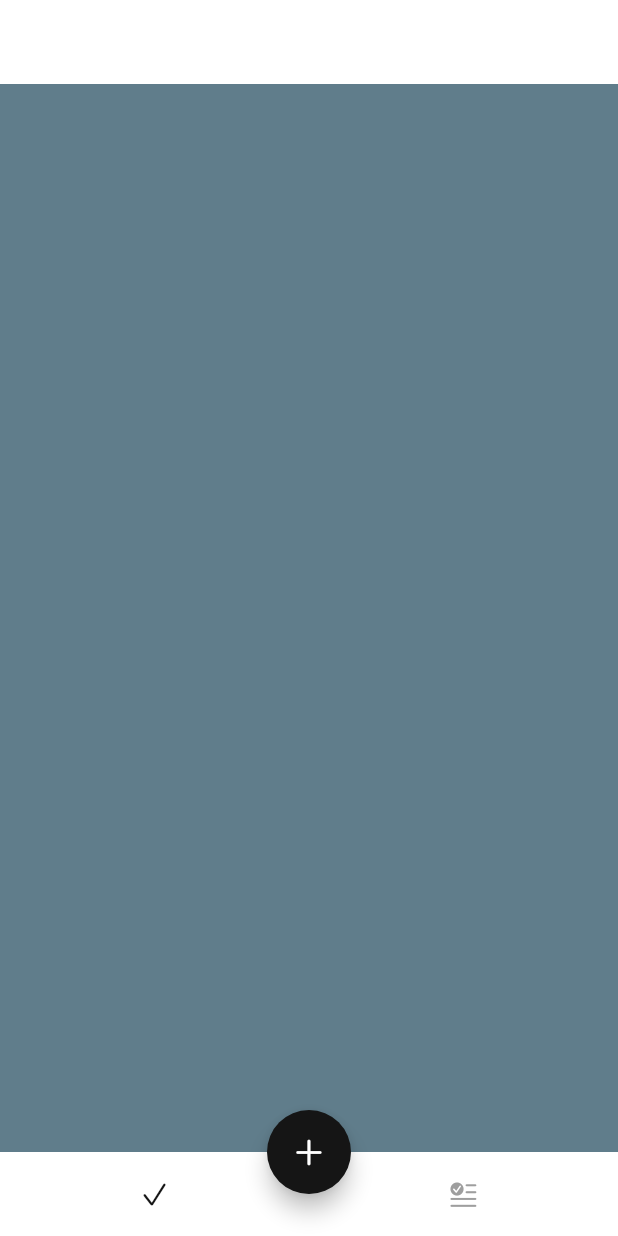
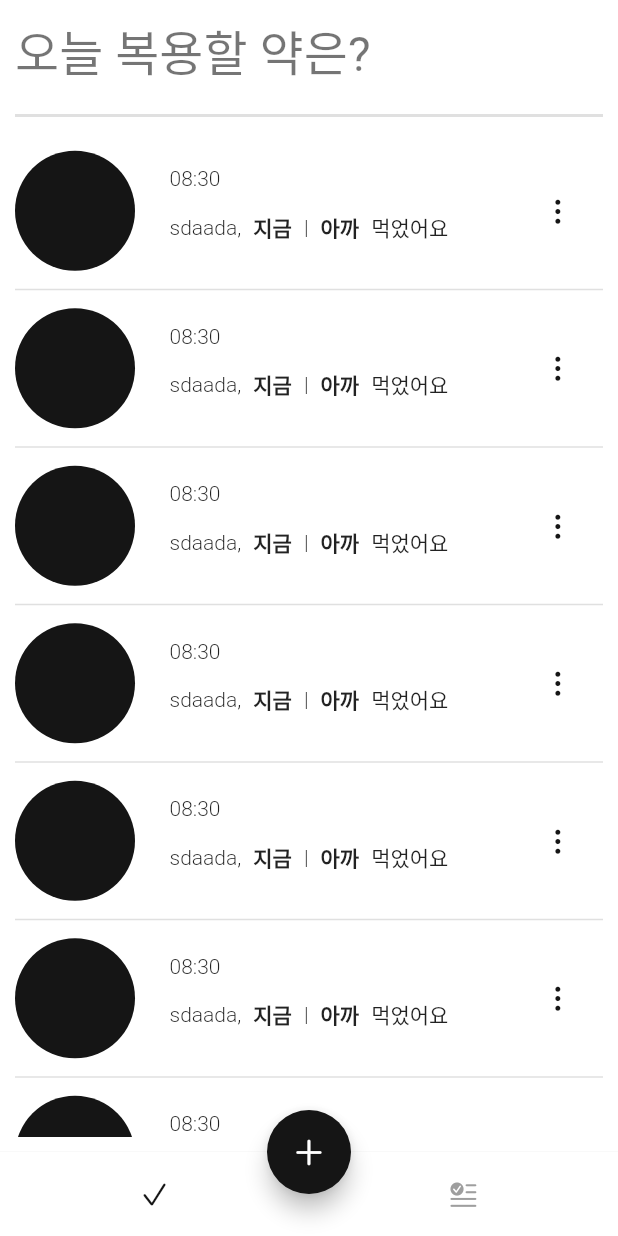
Before and after one commit to Uks98/medicine, a Flutter app: the screen it shows after launch, on a phone screen of 412 x 824 dp. Run offline on Flutter 3.47's test engine with Material 2 defaults, Android fonts, the phone set to English and light mode, and no system bars; our stand-ins replace flutter_local_notifications, flutter_native_timezone, hive, hive_flutter, image_picker, permission_handler and 1 more; accounts and stored records are empty; Roboto replaces fonts that are missing (GmarketSans).

Commit message:
ui_change

```diff
--- a/lib/main.dart
+++ b/lib/main.dart
@@ -8,10 +8,11 @@ import 'package:medicine/services/notification.dart';
 final notification = DoryNotificationService();
 final hive = WHive();
 final medicineRepository = MedicineRepository();
+
 void main() async{
   WidgetsFlutterBinding.ensureInitialized();
 
-  await notification.initializeTimeZone();
+   notification.initializeTimeZone();
   await notification.initializeNotification();
 
   await hive.initializeHive();
@@ -26,6 +27,7 @@ class MyApp extends StatelessWidget {
   @override
   Widget build(BuildContext context) {
     return MaterialApp(
+      debugShowCheckedModeBanner: false,
       builder: (context,child) => MediaQuery(data: MediaQuery.of(context).copyWith(textScaleFactor:1.0 ), child: child!),
       title: 'Flutter Demo',
       theme: DoryThemes.lightTheme,
--- a/lib/pages/home_page.dart
+++ b/lib/pages/home_page.dart
@@ -1,6 +1,7 @@
 import 'package:flutter/cupertino.dart';
 import 'package:flutter/material.dart';
 import 'package:medicine/components/colors.dart';
+import 'package:medicine/components/constant.dart';
 import 'package:medicine/pages/add/add_medicine.dart';
 import 'package:medicine/pages/history/history_page.dart';
 import 'package:medicine/pages/today_page/today_page.dart';
@@ -15,31 +16,29 @@ class HomePage extends StatefulWidget {
 class _HomePageState extends State<HomePage> {
   int currentIndex = 0;
   final _pageList = [
-    const TodayPage(),
+     TodayPage(),
     const HistoryPage(),
   ];
 
   @override
   Widget build(BuildContext context) {
-    return SafeArea(
-      child: Scaffold(
-        appBar: AppBar(
-          title: Text(""),
+    return Scaffold(
+      body: Padding(
+        padding: pagePadding,
+        child: SafeArea(child: _pageList[currentIndex]),
       ),
-        body: _pageList[currentIndex],
       floatingActionButton: FloatingActionButton(
         onPressed: _onAddMedicine,
         child: const Icon(CupertinoIcons.add),
       ),
       floatingActionButtonLocation: FloatingActionButtonLocation.centerDocked,
       bottomNavigationBar: buildBottomAppBar(),
-      ),
     );
   }
 
   BottomAppBar buildBottomAppBar() {
     return BottomAppBar(
-        elevation: 0.0,
+        elevation: 1.0,
         child: Container(
           color: Colors.white,
           height: kBottomNavigationBarHeight,
--- a/lib/pages/today_page/today_page.dart
+++ b/lib/pages/today_page/today_page.dart
@@ -1,12 +1,149 @@
+import 'package:flutter/cupertino.dart';
 import 'package:flutter/material.dart';
+import 'package:medicine/components/constant.dart';
 
 class TodayPage extends StatelessWidget {
-  const TodayPage({Key? key}) : super(key: key);
+   TodayPage({Key? key}) : super(key: key);
+  final list = [
+    "sdaada",
+    "sdaada",
+    "sdaada",
+    "sdaada",
+    "sdaada",
+    "sdaada",
+    "sdaada",
+    "sdaada",
+    "sdaada",
+  ];
 
   @override
   Widget build(BuildContext context) {
-    return Container(
-      color: Colors.blueGrey,
+    return Column(
+      crossAxisAlignment: CrossAxisAlignment.start,
+      children: [
+        Text(
+          "오늘 복용할 약은?",
+          style: Theme.of(context).textTheme.headline4,
+        ),
+        const SizedBox(
+          height: regularSpace,
+        ),
+        Divider(
+          height: 1,
+          thickness:2.0,
+        ),
+        Expanded(
+            child: ListView.separated(
+              padding: EdgeInsets.symmetric(vertical: regularSpace),
+              separatorBuilder: (context,index){
+                return const Divider(
+                  thickness: 1,
+                  height: regularSpace,
+                );
+              },
+              itemBuilder: (context,index){
+                return MedicineListTile(name: list[index]);
+              }, itemCount: list.length,
+        ))
+      ],
     );
   }
 }
+
+class MedicineListTile extends StatelessWidget {
+  const MedicineListTile({
+    Key? key,
+    required this.name,
+  }) : super(key: key);
+
+  final String name;
+
+  @override
+  Widget build(BuildContext context) {
+    final textStyle = Theme.of(context).textTheme.bodyText2;
+    return Container(
+      child: Row(
+        children: [
+          CupertinoButton(
+              padding: EdgeInsets.zero,
+              onPressed: () {},
+              child: CircleAvatar(
+                radius: 40,
+              )),
+          SizedBox(
+            width: smallSpace,
+          ),
+          Expanded(
+            child: Padding(
+              padding: const EdgeInsets.all(13.0),
+              child: Column(
+                crossAxisAlignment: CrossAxisAlignment.start,
+                children: [
+                  Text(
+                    "08:30",
+                    style: textStyle,
+                  ),
+                  SizedBox(height: 6,),
+                  Wrap(
+                    crossAxisAlignment: WrapCrossAlignment.center,
+                    children: [
+                      Text(
+                        "$name,",
+                        style: textStyle,
+                      ),
+                      TileActionButton(
+                        title: '지금',
+                        onTap: () {},
+                      ),
+                      Text(
+                        "|",
+                        style: textStyle,
+                      ),
+                      TileActionButton(
+                        title: '아까',
+                        onTap: () {},
+                      ),
+                      Text(
+                        "먹었어요",
+                        style: textStyle,
+                      ),
+                    ],
+                  )
+                ],
+              ),
+            ),
+          ),
+          CupertinoButton(
+              onPressed: () {}, child: Icon(CupertinoIcons.ellipsis_vertical))
+        ],
+      ),
+    );
+  }
+}
+
+class TileActionButton extends StatelessWidget {
+  const TileActionButton({
+    Key? key,
+    this.textStyle,
+    required this.title,
+    required this.onTap,
+  }) : super(key: key);
+
+  final TextStyle? textStyle;
+  final String title;
+  final VoidCallback onTap;
+
+  @override
+  Widget build(BuildContext context) {
+    final buttonTextStyle = Theme.of(context)
+        .textTheme
+        .bodyText2
+        ?.copyWith(fontWeight: FontWeight.bold);
+    return GestureDetector(
+        onTap: onTap,
+        child: Padding(
+          padding: const EdgeInsets.all(8.0),
+          child: Text("$title", style: buttonTextStyle),
+        ));
+  }
+}
--- a/lib/repositories/medicine.dart
+++ b/lib/repositories/medicine.dart
@@ -6,6 +6,7 @@ import 'hive.dart';
 class MedicineRepository {
   Box<Medicine>? _medicineBox;
 
+  //getter 접근 제어자 사용해서 _medicineBox 접근
   Box<Medicine> get medicineBox {
     _medicineBox ??= Hive.box<Medicine>(HiveBox.medicine);
     return _medicineBox!;
@@ -29,6 +30,7 @@ class MedicineRepository {
     required int key,
     required Medicine medicine,
   }) async {
+    //동일한 키 값일떄는 put은 업데이트를 수행한다
     await medicineBox.put(key, medicine);
 
     log('[updateMedicine] update (key:$key) $medicine');
@@ -36,7 +38,8 @@ class MedicineRepository {
   }
 
   int get newId {
-    final lastId = medicineBox.values.isEmpty ? 0 : medicineBox.values.last.id;
+
+    final lastId = medicineBox.values.isEmpty ? 0 : medicineBox.values.last.id; //빈 리스트에는 last 값이 없기때문에 상항연산자 처리
     return lastId + 1;
   }
 
```
Also changed, not shown: pubspec.lock, 1 other file. Lines whose indentation alone changed are shown as unchanged.
